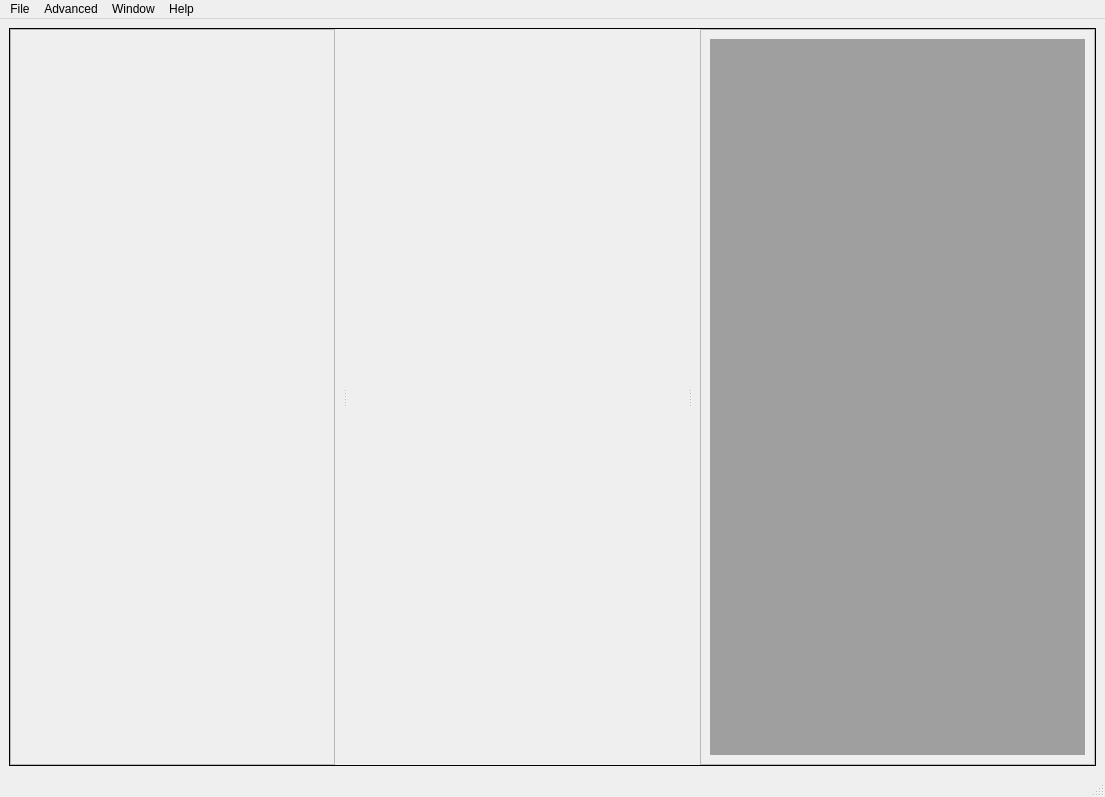
Qt form base_app/base_microscope_app_mdi.ui (ScopeFoundry/ScopeFoundry) before a commit.
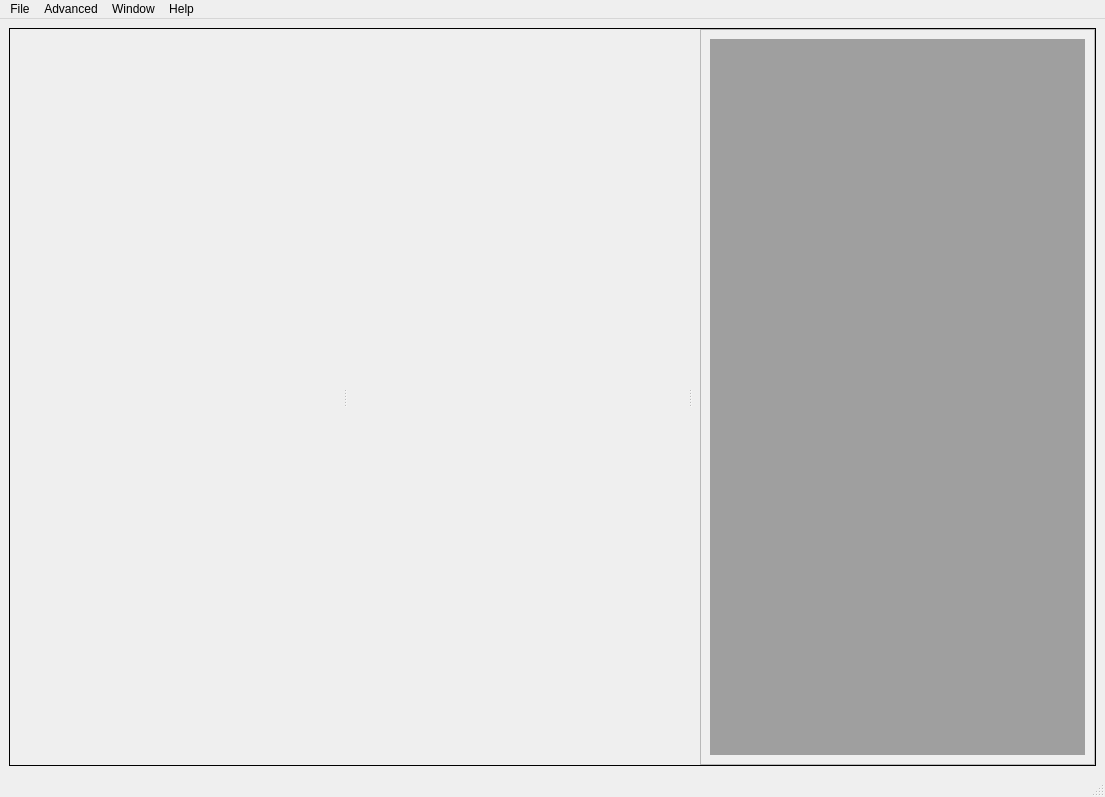
The same form after that commit. Icons and pictures are not drawn.

Commit message: [favorites_widget and base_microscope_app_mdi.ui] tuned appearance.

```diff
--- a/base_app/base_microscope_app_mdi.ui
+++ b/base_app/base_microscope_app_mdi.ui
@@ -67,6 +67,18 @@
          <height>0</height>
         </size>
        </property>
+       <property name="frameShape">
+        <enum>QFrame::Shape::NoFrame</enum>
+       </property>
+       <property name="frameShadow">
+        <enum>QFrame::Shadow::Plain</enum>
+       </property>
+       <property name="lineWidth">
+        <number>1</number>
+       </property>
+       <property name="sizeAdjustPolicy">
+        <enum>QAbstractScrollArea::SizeAdjustPolicy::AdjustToContents</enum>
+       </property>
        <property name="widgetResizable">
         <bool>true</bool>
        </property>
@@ -75,8 +87,8 @@
          <rect>
           <x>0</x>
           <y>0</y>
-          <width>16</width>
-          <height>742</height>
+          <width>24</width>
+          <height>720</height>
          </rect>
         </property>
         <property name="sizePolicy">
```
Left out of the diff: 6 changed lines with no effect on the pictures. The commit also changes 1 other file.
